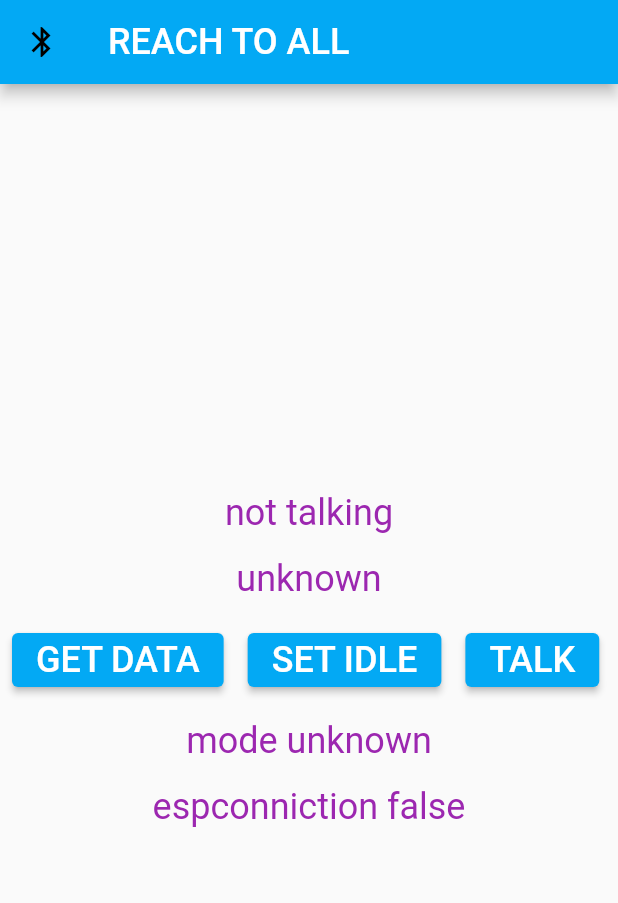
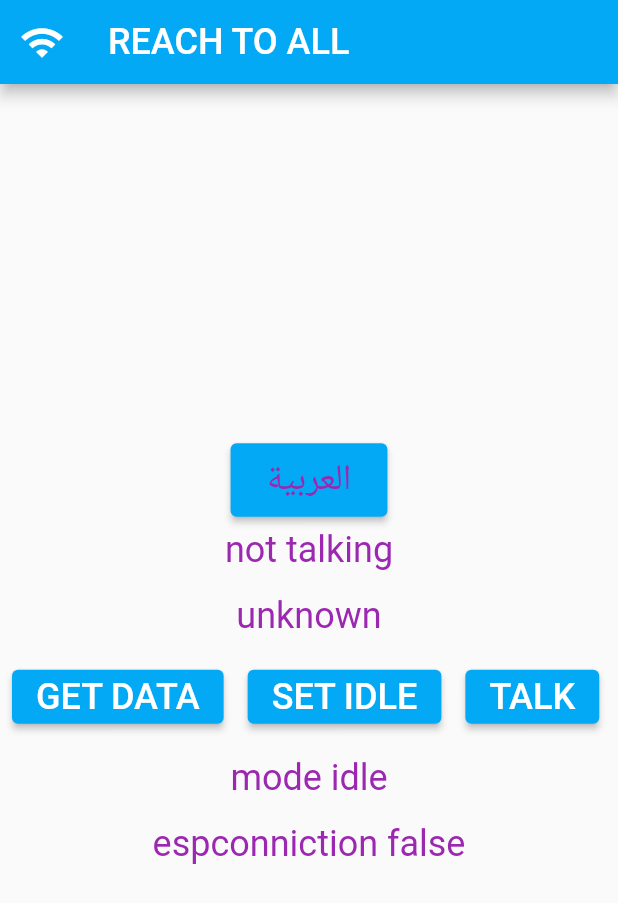
Before and after one commit to Thanoon12k/hand-moving-sensor, a Flutter app: the screen it shows after launch, on a phone screen of 412 x 824 dp. Shown: the top 903 px of the screen. Run offline on Flutter 3.47's test engine with Material 2 defaults, Android fonts, the phone set to English and light mode, and no system bars; our stand-ins replace flutter_tts, get, permission_handler, speech_to_text.

Commit message:
update wifi screen connectd disconnect but no state managemet

```diff
--- a/lib/controller.dart
+++ b/lib/controller.dart
@@ -1,35 +1,45 @@
 import 'dart:async';
-import 'dart:convert';
 import 'dart:io';
-import 'dart:math';
 import 'dart:typed_data';
 
-import 'package:ansicolor/ansicolor.dart';
 import 'package:flutter/material.dart';
 import 'package:get/get.dart';
 import 'package:wifi/tts_controller.dart';
 
 class EspManager extends GetxController {
+  String? ipaddress;
   late Timer myTimer;
+
+  List<String> AppStates = ["idle",'waiting_esp_connect', 'gettingdata','speaking', 'talking'];
+  RxString current_state = "idle".obs;
   Text2SpeechManager speakmanager = Text2SpeechManager();
-  RxString mode = "unknown".obs;
+  RxString mode = "idle".obs;
   RxString hand_text = "unknown".obs;
   RxBool waiting_now = false.obs;
   RxBool connection_status = false.obs;
   late Socket espsocket;
 
+void update_state(index){
+
+}
+
+
   Future<void> initSocket() async {
     try {
       waiting_now.value = true;
-      espsocket = await Socket.connect('192.168.43.78', 80,
+      if (ipaddress == null) {
+        throw Exception(['mo ip address']);
+      }
+      espsocket = await Socket.connect(ipaddress, 80,
           timeout: const Duration(minutes: 5));
       waiting_now.value = false;
-      connection_status.value =true;
-      debugPrint("client : iam connected now");
+      connection_status.value = true;
+      debugPrint("client : iam  connected to  $ipaddress");
     } catch (e) {
       waiting_now.value = false;
       connection_status.value = false;
-      debugPrint("client : iam not connected now");
+      debugPrint("conn err :$e");
+      debugPrint("client : iam not connected to  $ipaddress");
     }
   }
 
--- a/lib/home.dart
+++ b/lib/home.dart
@@ -1,5 +1,3 @@
-import 'dart:async';
-
 import 'package:flutter/material.dart';
 import 'package:get/get.dart';
 import 'package:wifi/controller.dart';
@@ -12,15 +10,19 @@ class HomeScreen extends StatelessWidget {
   Text2SpeechManager ttscontroller = Get.put(Text2SpeechManager());
   Speech2TextManager sttcontroller = Get.put(Speech2TextManager());
   var buttontext = "new";
+
+  HomeScreen({super.key});
   @override
   Widget build(BuildContext context) {
     return Scaffold(
         appBar: AppBar(
           leading: IconButton(
-            icon: const Icon(Icons.bluetooth),
-            onPressed: () => Get.to(() => WIFISCREEN(
-                  connecttd_status: espcontroller.connection_status.value,
-                )),
+            icon: const Icon(
+              Icons.wifi,
+              color: Colors.white,
+              size: 30,
+            ),
+            onPressed: () => Get.to(() => WIFISCREEN()),
           ),
           title: const Text(
             'REACH TO ALL',
@@ -31,6 +33,9 @@ class HomeScreen extends StatelessWidget {
           mainAxisAlignment: MainAxisAlignment.center,
           children: [
             Obx(
+              () => ElevatedButton(onPressed:()=> sttcontroller.toggleLanguage(),child: MyText(buttontext:sttcontroller.language.value),),
+            ),
+           Obx(
               () => MyText(buttontext: sttcontroller.talk_text.value),
             ),
             Obx(
@@ -66,7 +71,7 @@ class HomeScreen extends StatelessWidget {
             Obx(
               () => espcontroller.waiting_now.value &&
                       espcontroller.mode.value == "esp"
-                  ? CircularProgressIndicator()
+                  ? const CircularProgressIndicator()
                   : Container(),
             )
           ],
@@ -107,7 +112,7 @@ class MyButton extends StatelessWidget {
           },
           child: Text(
             buttontext,
-            style: TextStyle(color: Colors.white, fontSize: 24),
+            style: const TextStyle(color: Colors.white, fontSize: 24),
           )),
     );
   }
@@ -124,10 +129,10 @@ class MyText extends StatelessWidget {
   @override
   Widget build(BuildContext context) {
     return Container(
-      padding: EdgeInsets.all(8),
+      padding: const EdgeInsets.all(8),
       child: Text(
         buttontext,
-        style: TextStyle(color: Colors.purple, fontSize: 24),
+        style: const TextStyle(color: Colors.purple, fontSize: 24),
       ),
     );
   }
```
Also changed, not shown: lib/stt_controller.dart (+22 -8 lines), lib/wifi.dart (+54 -24 lines).
